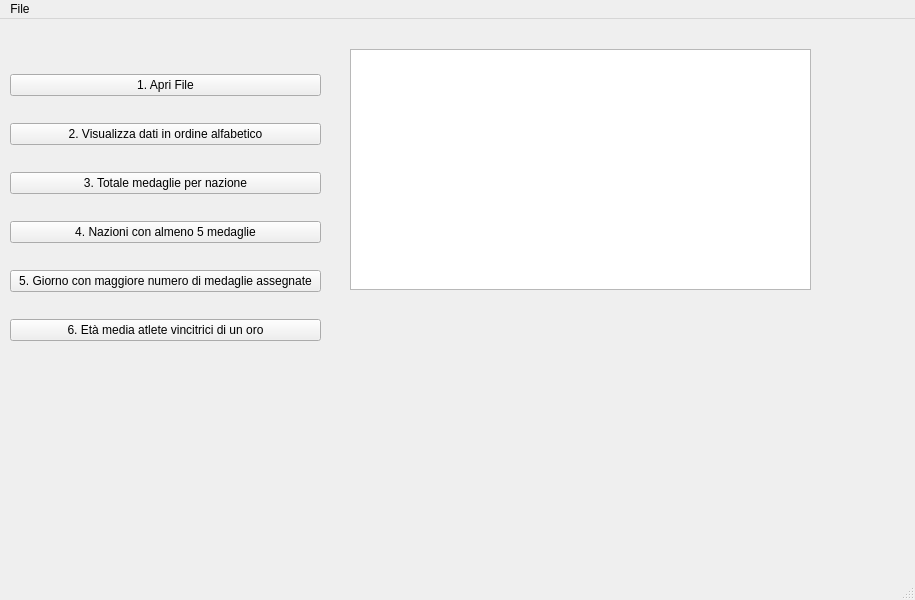
The window that mainwindow.ui (ABBranca/qtOlympiads) describes before a commit, drawn with Qt 5.
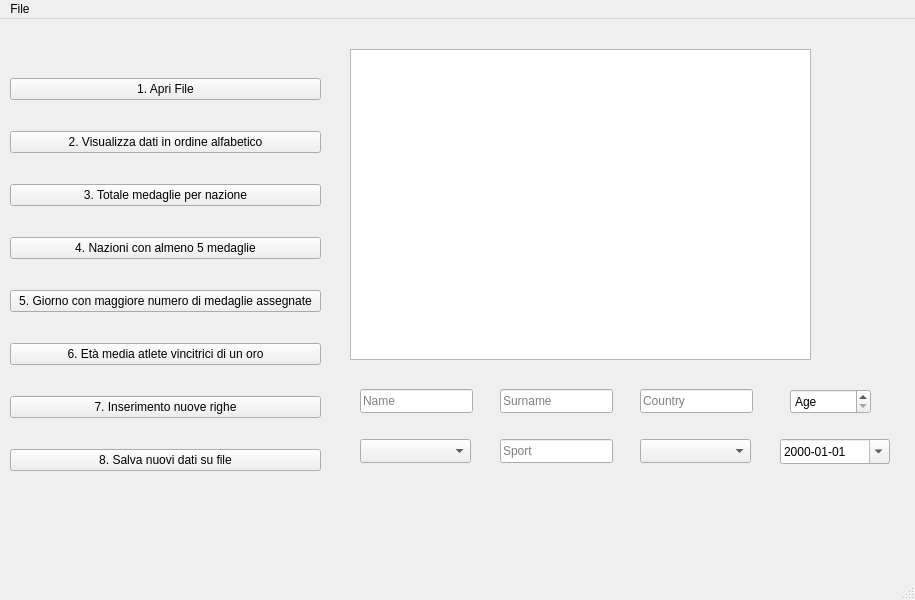
The same window after the commit.

```diff
--- a/mainwindow.ui
+++ b/mainwindow.ui
@@ -20,7 +20,7 @@
       <x>10</x>
       <y>30</y>
       <width>311</width>
-      <height>321</height>
+      <height>451</height>
      </rect>
     </property>
     <layout class="QVBoxLayout" name="verticalLayout">
@@ -69,6 +69,20 @@
        </property>
       </widget>
      </item>
+     <item>
+      <widget class="QPushButton" name="pushButton_7">
+       <property name="text">
+        <string>7. Inserimento nuove righe</string>
+       </property>
+      </widget>
+     </item>
+     <item>
+      <widget class="QPushButton" name="pushButton_8">
+       <property name="text">
+        <string>8. Salva nuovi dati su file</string>
+       </property>
+      </widget>
+     </item>
     </layout>
    </widget>
    <widget class="QTextBrowser" name="textOutput">
@@ -77,10 +91,197 @@
       <x>350</x>
       <y>30</y>
       <width>461</width>
-      <height>241</height>
+      <height>311</height>
      </rect>
     </property>
    </widget>
+   <widget class="QLineEdit" name="lineName">
+    <property name="geometry">
+     <rect>
+      <x>360</x>
+      <y>370</y>
+      <width>113</width>
+      <height>24</height>
+     </rect>
+    </property>
+    <property name="toolTip">
+     <string>&lt;html&gt;&lt;head/&gt;&lt;body&gt;&lt;p&gt;Name&lt;/p&gt;&lt;/body&gt;&lt;/html&gt;</string>
+    </property>
+    <property name="whatsThis">
+     <string>&lt;html&gt;&lt;head/&gt;&lt;body&gt;&lt;p&gt;Name&lt;/p&gt;&lt;/body&gt;&lt;/html&gt;</string>
+    </property>
+    <property name="inputMask">
+     <string/>
+    </property>
+    <property name="maxLength">
+     <number>32767</number>
+    </property>
+    <property name="placeholderText">
+     <string>Name</string>
+    </property>
+   </widget>
+   <widget class="QLineEdit" name="line_familyname">
+    <property name="geometry">
+     <rect>
+      <x>500</x>
+      <y>370</y>
+      <width>113</width>
+      <height>24</height>
+     </rect>
+    </property>
+    <property name="toolTip">
+     <string>&lt;html&gt;&lt;head/&gt;&lt;body&gt;&lt;p&gt;Name&lt;/p&gt;&lt;/body&gt;&lt;/html&gt;</string>
+    </property>
+    <property name="whatsThis">
+     <string>&lt;html&gt;&lt;head/&gt;&lt;body&gt;&lt;p&gt;Name&lt;/p&gt;&lt;/body&gt;&lt;/html&gt;</string>
+    </property>
+    <property name="inputMask">
+     <string/>
+    </property>
+    <property name="text">
+     <string/>
+    </property>
+    <property name="placeholderText">
+     <string>Surname</string>
+    </property>
+   </widget>
+   <widget class="QLineEdit" name="line_country">
+    <property name="geometry">
+     <rect>
+      <x>640</x>
+      <y>370</y>
+      <width>113</width>
+      <height>24</height>
+     </rect>
+    </property>
+    <property name="toolTip">
+     <string>&lt;html&gt;&lt;head/&gt;&lt;body&gt;&lt;p&gt;Name&lt;/p&gt;&lt;/body&gt;&lt;/html&gt;</string>
+    </property>
+    <property name="whatsThis">
+     <string>&lt;html&gt;&lt;head/&gt;&lt;body&gt;&lt;p&gt;Name&lt;/p&gt;&lt;/body&gt;&lt;/html&gt;</string>
+    </property>
+    <property name="inputMask">
+     <string/>
+    </property>
+    <property name="placeholderText">
+     <string>Country</string>
+    </property>
+   </widget>
+   <widget class="QSpinBox" name="spin_age">
+    <property name="geometry">
+     <rect>
+      <x>790</x>
+      <y>370</y>
+      <width>81</width>
+      <height>25</height>
+     </rect>
+    </property>
+    <property name="readOnly">
+     <bool>false</bool>
+    </property>
+    <property name="specialValueText">
+     <string>Age</string>
+    </property>
+   </widget>
+   <widget class="QComboBox" name="combo_sex">
+    <property name="geometry">
+     <rect>
+      <x>360</x>
+      <y>420</y>
+      <width>111</width>
+      <height>24</height>
+     </rect>
+    </property>
+    <property name="placeholderText">
+     <string>Gender</string>
+    </property>
+    <item>
+     <property name="text">
+      <string>Male</string>
+     </property>
+    </item>
+    <item>
+     <property name="text">
+      <string>Female</string>
+     </property>
+    </item>
+   </widget>
+   <widget class="QComboBox" name="combo_typeofmedal">
+    <property name="geometry">
+     <rect>
+      <x>640</x>
+      <y>420</y>
+      <width>111</width>
+      <height>24</height>
+     </rect>
+    </property>
+    <property name="placeholderText">
+     <string>Type of Medal</string>
+    </property>
+    <item>
+     <property name="text">
+      <string>Bronze</string>
+     </property>
+    </item>
+    <item>
+     <property name="text">
+      <string>Silver</string>
+     </property>
+    </item>
+    <item>
+     <property name="text">
+      <string>Gold</string>
+     </property>
+    </item>
+   </widget>
+   <widget class="QLineEdit" name="line_sport">
+    <property name="geometry">
+     <rect>
+      <x>500</x>
+      <y>420</y>
+      <width>113</width>
+      <height>24</height>
+     </rect>
+    </property>
+    <property name="toolTip">
+     <string>&lt;html&gt;&lt;head/&gt;&lt;body&gt;&lt;p&gt;Name&lt;/p&gt;&lt;/body&gt;&lt;/html&gt;</string>
+    </property>
+    <property name="whatsThis">
+     <string>&lt;html&gt;&lt;head/&gt;&lt;body&gt;&lt;p&gt;Name&lt;/p&gt;&lt;/body&gt;&lt;/html&gt;</string>
+    </property>
+    <property name="inputMask">
+     <string/>
+    </property>
+    <property name="text">
+     <string/>
+    </property>
+    <property name="placeholderText">
+     <string>Sport</string>
+    </property>
+   </widget>
+   <widget class="QDateEdit" name="dateEdit">
+    <property name="geometry">
+     <rect>
+      <x>780</x>
+      <y>420</y>
+      <width>110</width>
+      <height>25</height>
+     </rect>
+    </property>
+    <property name="displayFormat">
+     <string>yyyy-MM-dd</string>
+    </property>
+    <property name="calendarPopup">
+     <bool>true</bool>
+    </property>
+    <property name="date">
+     <date>
+      <year>2000</year>
+      <month>1</month>
+      <day>1</day>
+     </date>
+    </property>
+   </widget>
   </widget>
   <widget class="QMenuBar" name="menubar">
    <property name="geometry">
```
